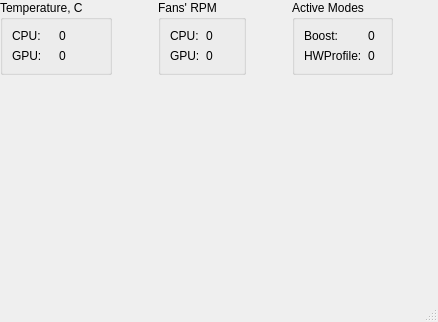
This is MsiFanControlGUI/mainwindow.ui in alexzk1/MsiFanControl as Qt 5 draws it before an edit. The edited form follows.
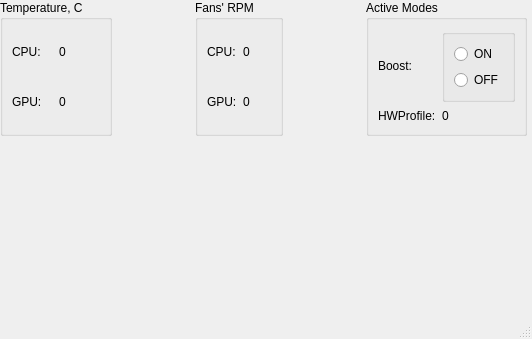
This is the edited form. Icons and pictures are not drawn.

Diff of the .ui file:
```diff
--- a/MsiFanControlGUI/mainwindow.ui
+++ b/MsiFanControlGUI/mainwindow.ui
@@ -6,8 +6,8 @@
    <rect>
     <x>0</x>
     <y>0</y>
-    <width>438</width>
-    <height>322</height>
+    <width>532</width>
+    <height>339</height>
    </rect>
   </property>
   <property name="sizePolicy">
@@ -24,7 +24,15 @@
     <normaloff>:/images/fan.png</normaloff>:/images/fan.png</iconset>
   </property>
   <widget class="QWidget" name="centralwidget">
-   <widget class="QWidget" name="">
+   <widget class="QWidget" name="layoutWidget">
+    <property name="geometry">
+     <rect>
+      <x>0</x>
+      <y>0</y>
+      <width>527</width>
+      <height>136</height>
+     </rect>
+    </property>
     <layout class="QHBoxLayout" name="horizontalLayout">
      <item>
       <widget class="QGroupBox" name="groupBox">
@@ -153,11 +161,27 @@
           </property>
          </widget>
         </item>
-        <item row="0" column="2">
-         <widget class="QLabel" name="outBoost">
-          <property name="text">
-           <string>0</string>
+        <item row="0" column="2" alignment="Qt::AlignVCenter">
+         <widget class="QGroupBox" name="groupBox_4">
+          <property name="title">
+           <string/>
           </property>
+          <layout class="QVBoxLayout" name="verticalLayout">
+           <item>
+            <widget class="QRadioButton" name="btnOn">
+             <property name="text">
+              <string>ON</string>
+             </property>
+            </widget>
+           </item>
+           <item>
+            <widget class="QRadioButton" name="btnOff">
+             <property name="text">
+              <string>OFF</string>
+             </property>
+            </widget>
+           </item>
+          </layout>
          </widget>
         </item>
        </layout>
```
Left out of the diff: 2 changed lines with no effect on the pictures.
